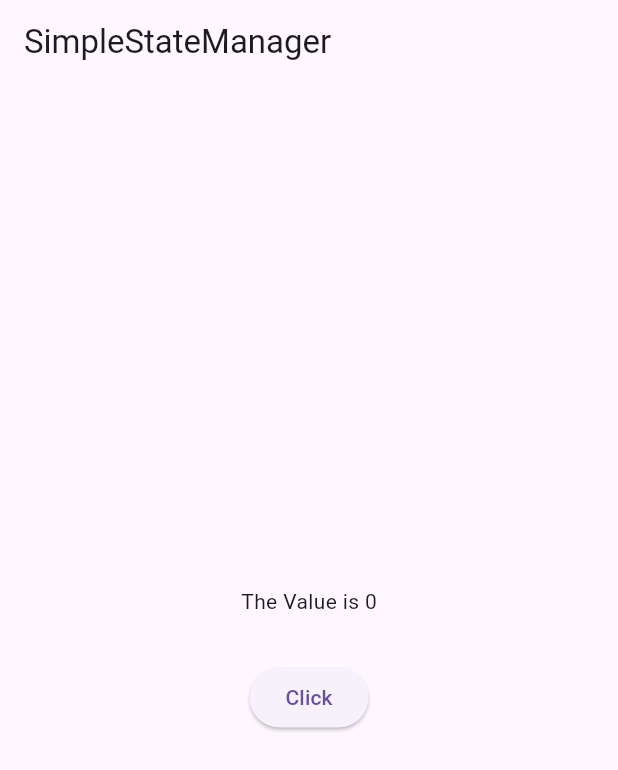
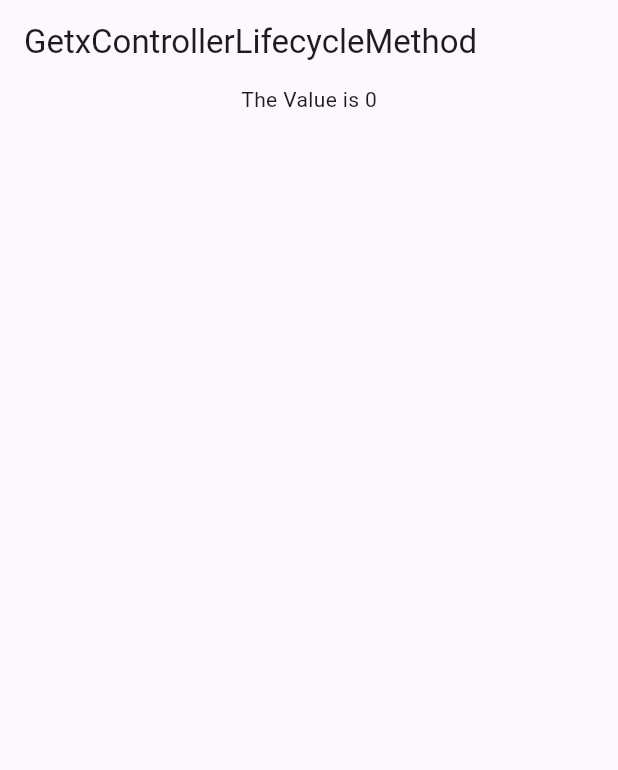
Before and after one commit to hijasahamed/LearnGetX, a Flutter app: the first screen one second after launch, on a phone screen of 412 x 824 dp. Shown: the top 770 px of the screen. Run offline on Flutter 3.47's test engine with Material 3 defaults, Android fonts, the phone set to English and light mode, and no system bars; our stand-ins replace get.

Commit message:
last updated

```diff
--- /dev/null
+++ b/lib/getx_functions/getx_controller_lifecycle_method/ui_screen.dart
@@ -0,0 +1,32 @@
+import 'package:flutter/material.dart';
+import 'package:get/get.dart';
+import 'package:sample_flutter/getx_functions/getx_controller_lifecycle_method/contoller.dart';
+
+class GetxControllerLifecycleMethod extends StatelessWidget {
+  GetxControllerLifecycleMethod({super.key});
+
+  GetxControllerLifecycleMethodController controller =Get.put(GetxControllerLifecycleMethodController());
+
+  @override
+  Widget build(BuildContext context) {
+    return Scaffold(
+      appBar: AppBar(title: const Text('GetxControllerLifecycleMethod'),),
+      body: Center(
+        child: Column(
+          children: [
+            GetBuilder<GetxControllerLifecycleMethodController>(
+              initState: (state) => controller.increment(),
+              dispose: (_) => controller.cleanUpTask(),
+              // this is one method or else init it in the controller class itself
+              builder: (controller){
+                return Text(
+                  'The Value is ${controller.count}'
+                );
+              }
+            ),
+          ],
+        ),
+      ),
+    );
+  }
+}
--- a/lib/main.dart
+++ b/lib/main.dart
@@ -1,6 +1,6 @@
 import 'package:flutter/material.dart';
 import 'package:get/get.dart';
-import 'package:sample_flutter/getx_functions/simple_state_manager_getbuilder/ui_screen.dart';
+import 'package:sample_flutter/getx_functions/getx_controller_lifecycle_method/ui_screen.dart';
 
 
 void main() {
@@ -14,9 +14,9 @@ class MyApp extends StatelessWidget {
 
   @override
   Widget build(BuildContext context) {
-    return  const GetMaterialApp(
+    return  GetMaterialApp(
       debugShowCheckedModeBanner: false,
-      home: SimpleStateManager(),
+      home: GetxControllerLifecycleMethod(),
     );
   }
 }
```
Also changed, not shown: lib/getx_functions/getx_controller_lifecycle_method/contoller.dart (added, +31 -0 lines).
